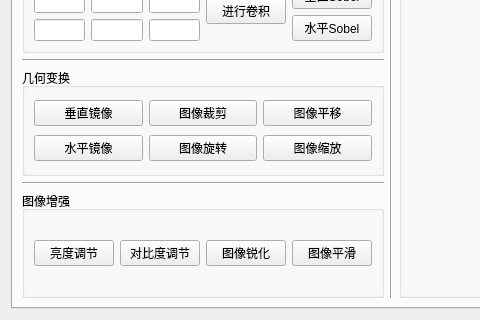
Old version of the form main.ui in the repository GongZikang/image_processing_demo; both pictures show x 0 to 480 and y 334 to 654 of the 1045 by 654 pixel window.
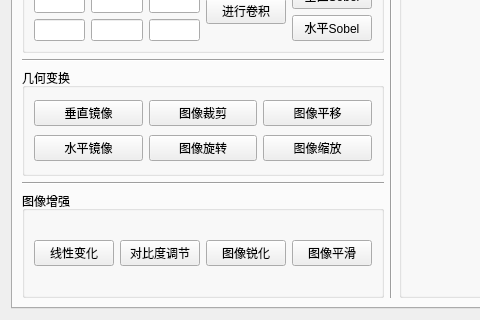
New version of the form.

Commit message: 整合线性变换

```diff
--- a/main.ui
+++ b/main.ui
@@ -389,7 +389,7 @@
                 <item>
                  <widget class="QPushButton" name="pushButton_5">
                   <property name="text">
-                   <string>亮度调节</string>
+                   <string>线性变化</string>
                   </property>
                  </widget>
                 </item>
```
Left out of the diff: 2 changed lines with no effect on the pictures. The commit also changes 1 other file.
